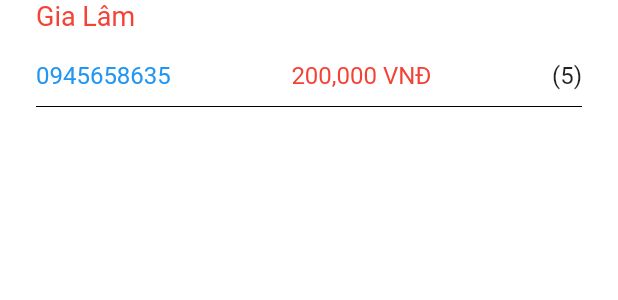
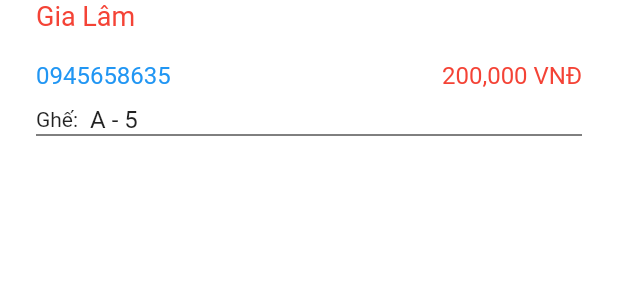
Before and after one commit to nguyenhan-se/AppLaiXe, a Flutter app: the DropCustomer widget shown alone on an empty page, opened directly with sample values from the repository, on a phone screen of 412 x 824 dp. Shown: the top 300 px of the screen. Run offline on Flutter 3.47's test engine with Material 2 defaults, Android fonts, the phone set to English and light mode, and no system bars; our stand-ins replace auto_route, connectivity_plus, dartz, date_format, datetime_picker_formfield, dio and 13 more; accounts and stored records are empty; generated files the repository leaves out were written again.

Commit message:
chore(history-booking): update history booking page

```diff
--- a/lib/core/logics/theme/app_theme.dart
+++ b/lib/core/logics/theme/app_theme.dart
@@ -2,7 +2,6 @@
 import 'package:flutter/material.dart';
 
 final ThemeData lightTheme = ThemeData(
-  colorScheme: const ColorScheme.light(),
   scaffoldBackgroundColor: Colors.white,
 );
 
--- a/lib/presentation/page/car_booking/car_booking_routes.dart
+++ b/lib/presentation/page/car_booking/car_booking_routes.dart
@@ -6,9 +6,9 @@ import 'passenger/passenger_page.dart';
 import 'user_booking/user_booking_page.dart';
 
 const carBookingRoutes = AutoRoute(
-  path: 'mains',
+  path: 'main',
   page: EmptyRouterPage,
-  name: 'MainsTab',
+  name: 'CarBookingTab',
   children: [
     AutoRoute(page: PassengerPage, path: ''),
     AutoRoute(page: ChairBookingPage, path: 'chair-booking'),
--- a/lib/presentation/page/history_booking/drop_customer.dart
+++ b/lib/presentation/page/history_booking/drop_customer.dart
@@ -40,22 +40,23 @@ class DropCustomer extends StatelessWidget {
                 '${oCcy.format(historyBooking.totalPrice)} VNĐ',
                 style: const TextStyle(color: Colors.red, fontSize: 16),
               ),
-              Text(
-                historyBooking.seats.map((item) => item.seatNumber).toString(),
-                style: const TextStyle(fontSize: 16),
+            ],
+          ),
+          const SizedBox(height: 10),
+          Row(
+            children: [
+              const Text('Ghế:'),
+              const SizedBox(width: 8),
+              Flexible(
+                child: Text(
+                  historyBooking.seats.map((item) => item.seatNames).join(', '),
+                  style: const TextStyle(fontSize: 16),
+                ),
               ),
             ],
           ),
-          const SizedBox(
-            height: 10,
-          ),
-          const Divider(
-            height: 2,
-            color: Colors.black,
-          ),
-          const SizedBox(
-            height: 10,
-          ),
+          const Divider(height: 2, color: Colors.black),
+          const SizedBox(height: 10),
         ],
       ),
     );
--- a/lib/presentation/presenters/histories_booking/histories_provider.dart
+++ b/lib/presentation/presenters/histories_booking/histories_provider.dart
@@ -34,7 +34,7 @@ class _SeatBookingController extends StateNotifier<HistoriesState> {
   void historyAdded(HistoryBooking history) {
     state = state.copyWith(
       historiesBooking: List<HistoryBooking>.from(state.historiesBooking)
-        ..add(history),
+        ..insert(0, history),
     );
   }
 }
--- a/lib/presentation/presenters/presenters.dart
+++ b/lib/presentation/presenters/presenters.dart
@@ -1,7 +1,6 @@
 export 'app_config/app_config_provider.dart';
 export 'authentication/auth_provider.dart';
 export 'seat_booking/seat_booking_provider.dart';
-export 'todos/todos_provider.dart';
 export 'router_provider.dart';
 export 'destinations/destinations_provider.dart';
 export 'ticket_booking/ticket_booking_provider.dart';
```
Also changed, not shown: lib/presentation/page/home/home_page.dart (+1 -24 lines), lib/presentation/presenters/todos/todos_provider.dart (deleted, +0 -37 lines), lib/presentation/presenters/todos/todos_state.dart (deleted, +0 -10 lines), lib/core/route/router.gr.dart, lib/presentation/presenters/todos/todos_provider.freezed.dart (deleted).
